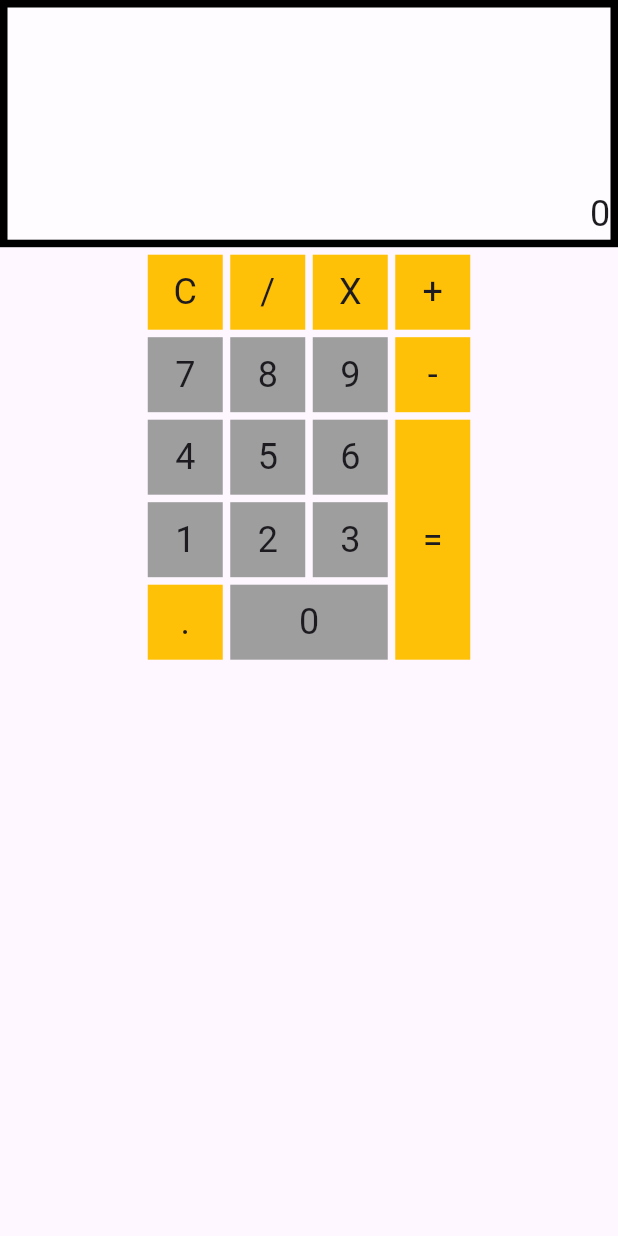
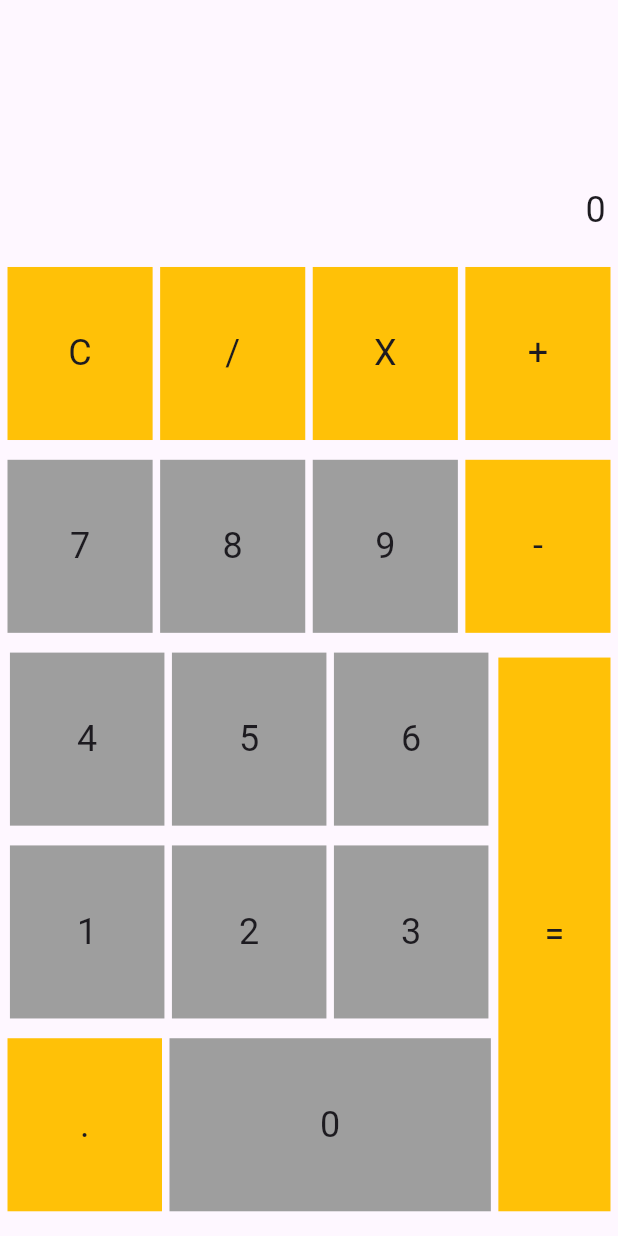
Before and after one commit to jfabiosan/flutterando_calculator, a Flutter app: the screen it shows after launch, on a phone screen of 412 x 824 dp. Run offline on Flutter 3.47's test engine with Material 3 defaults, Android fonts, the light colour scheme and no system bars; our stand-ins replace gap.

Commit message:
implementacao do MediaQuery

```diff
--- a/lib/custom_buttom.dart
+++ b/lib/custom_buttom.dart
@@ -3,21 +3,24 @@ import 'package:flutter/material.dart';
 class CustomButtom extends StatelessWidget {
   final String textButton;
   final Color colorButton;
-  final double height;
-  final double width;
+  final double? height;
+  final double? width;
   final void Function(String) onValueText;
 
   const CustomButtom({
     super.key,
     required this.textButton,
     required this.colorButton,
-    this.height = 50,
-    this.width = 50,
+    this.height,
+    this.width,
     required this.onValueText,
   });
 
   @override
   Widget build(BuildContext context) {
+    // final size = MediaQuery.sizeOf(context);
+    //final heightSize = size.height * 0.14;
+    //final widthSize = size.width * 0.25;
     return InkWell(
       onTap: () => onValueText(textButton),
       child: Container(
--- a/lib/display_calc.dart
+++ b/lib/display_calc.dart
@@ -15,22 +15,18 @@ class DisplayCalc extends StatefulWidget {
 class _DisplayCalcState extends State<DisplayCalc> {
   @override
   Widget build(BuildContext context) {
-    return Container(
+    return Padding(
+      padding: const EdgeInsets.all(8.0),
+      child: Container(
         alignment: Alignment.bottomRight,
         width: MediaQuery.sizeOf(context).width,
-      decoration: BoxDecoration(
-        color: Colors.white60,
-        border: Border.all(
-          color: Colors.black,
-          width: 5,
-        ),
-      ),
         child: Text(
           widget.valueOne,
           style: const TextStyle(
             fontSize: 24,
           ),
         ),
+      ),
     );
   }
 }
--- a/lib/keyboard.dart
+++ b/lib/keyboard.dart
@@ -12,113 +12,170 @@ class Keyboard extends StatelessWidget {
 
   @override
   Widget build(BuildContext context) {
+    final size = MediaQuery.sizeOf(context);
+    final marginSize = size.height * 0.016;
+
+    final buttonWidth = size.width * 0.25;
+    final buttonHeight = size.height * 0.14;
+
     const double space = 5;
+
     return Column(
       children: [
         Padding(
-          padding: const EdgeInsets.only(top: 5, bottom: 5),
+          padding: EdgeInsets.only(top: marginSize, bottom: marginSize),
           child: Row(
             mainAxisAlignment: MainAxisAlignment.center,
             children: [
-              CustomButtom(
+              const Gap(space),
+              Expanded(
+                child: CustomButtom(
+                  height: buttonHeight,
+                  width: buttonWidth,
                   textButton: 'C',
                   colorButton: Colors.amber,
                   onValueText: numberPressed,
                 ),
+              ),
               const Gap(space),
-              CustomButtom(
+              Expanded(
+                child: CustomButtom(
+                  height: buttonHeight,
+                  width: buttonWidth,
                   textButton: '/',
                   colorButton: Colors.amber,
                   onValueText: numberPressed,
                 ),
+              ),
               const Gap(space),
-              CustomButtom(
+              Expanded(
+                child: CustomButtom(
+                  height: buttonHeight,
+                  width: buttonWidth,
                   textButton: 'X',
                   colorButton: Colors.amber,
                   onValueText: numberPressed,
                 ),
+              ),
+              const Gap(space),
+              Expanded(
+                child: CustomButtom(
+                  height: buttonHeight,
+                  width: buttonWidth,
+                  textButton: '+',
+                  colorButton: Colors.amber,
+                  onValueText: numberPressed,
+                ),
+              ),
+              const Gap(space),
+            ],
+          ),
+        ),
+        Row(
+          mainAxisAlignment: MainAxisAlignment.center,
+          children: [
+            const Gap(space),
+            Expanded(
+              child: CustomButtom(
+                height: buttonHeight,
+                width: buttonWidth,
+                textButton: '7',
+                colorButton: Colors.grey,
+                onValueText: numberPressed,
+              ),
+            ),
+            const Gap(space),
+            Expanded(
+              child: CustomButtom(
+                height: buttonHeight,
+                width: buttonWidth,
+                textButton: '8',
+                colorButton: Colors.grey,
+                onValueText: numberPressed,
+              ),
+            ),
+            const Gap(space),
+            Expanded(
+              child: CustomButtom(
+                height: buttonHeight,
+                width: buttonWidth,
+                textButton: '9',
+                colorButton: Colors.grey,
+                onValueText: numberPressed,
+              ),
+            ),
+            const Gap(space),
+            Expanded(
+              child: CustomButtom(
+                height: buttonHeight,
+                width: buttonWidth,
+                textButton: '-',
+                colorButton: Colors.amber,
+                onValueText: numberPressed,
+              ),
+            ),
+            const Gap(space),
+          ],
+        ),
+        Expanded(
+          child: Row(
+            mainAxisAlignment: MainAxisAlignment.center,
+            children: [
+              Column(
+                children: [
+                  Padding(
+                    padding:
+                        EdgeInsets.only(top: marginSize, bottom: marginSize),
+                    child: Row(
+                      children: [
+                        CustomButtom(
+                          height: buttonHeight,
+                          width: buttonWidth,
+                          textButton: '4',
+                          colorButton: Colors.grey,
+                          onValueText: numberPressed,
+                        ),
                         const Gap(space),
                         CustomButtom(
-                textButton: '+',
-                colorButton: Colors.amber,
+                          height: buttonHeight,
+                          width: buttonWidth,
+                          textButton: '5',
+                          colorButton: Colors.grey,
+                          onValueText: numberPressed,
+                        ),
+                        const Gap(space),
+                        CustomButtom(
+                          height: buttonHeight,
+                          width: buttonWidth,
+                          textButton: '6',
+                          colorButton: Colors.grey,
                           onValueText: numberPressed,
                         ),
                       ],
                     ),
                   ),
                   Row(
-          mainAxisAlignment: MainAxisAlignment.center,
                     children: [
-            CustomButtom(
-              textButton: '7',
-              colorButton: Colors.grey,
-              onValueText: numberPressed,
-            ),
                       const Gap(space),
                       CustomButtom(
-              textButton: '8',
-              colorButton: Colors.grey,
-              onValueText: numberPressed,
-            ),
-            const Gap(space),
-            CustomButtom(
-              textButton: '9',
-              colorButton: Colors.grey,
-              onValueText: numberPressed,
-            ),
-            const Gap(space),
-            CustomButtom(
-              textButton: '-',
-              colorButton: Colors.amber,
-              onValueText: numberPressed,
-            ),
-          ],
-        ),
-        Row(
-          mainAxisAlignment: MainAxisAlignment.center,
-          children: [
-            Column(
-              children: [
-                Padding(
-                  padding: const EdgeInsets.only(top: 5, bottom: 5),
-                  child: Row(
-                    children: [
-                      CustomButtom(
-                        textButton: '4',
-                        colorButton: Colors.grey,
-                        onValueText: numberPressed,
-                      ),
-                      const Gap(space),
-                      CustomButtom(
-                        textButton: '5',
-                        colorButton: Colors.grey,
-                        onValueText: numberPressed,
-                      ),
-                      const Gap(space),
-                      CustomButtom(
-                        textButton: '6',
-                        colorButton: Colors.grey,
-                        onValueText: numberPressed,
-                      ),
-                      const Gap(space),
-                    ],
-                  ),
-                ),
-                Row(
-                  children: [
-                    CustomButtom(
+                        height: buttonHeight,
+                        width: buttonWidth,
                         textButton: '1',
                         colorButton: Colors.grey,
                         onValueText: numberPressed,
                       ),
                       const Gap(space),
                       CustomButtom(
+                        height: buttonHeight,
+                        width: buttonWidth,
                         textButton: '2',
                         colorButton: Colors.grey,
                         onValueText: numberPressed,
                       ),
                       const Gap(space),
                       CustomButtom(
+                        height: buttonHeight,
+                        width: buttonWidth,
                         textButton: '3',
                         colorButton: Colors.grey,
                         onValueText: numberPressed,
@@ -127,20 +184,26 @@ class Keyboard extends StatelessWidget {
                     ],
                   ),
                   Padding(
-                  padding: const EdgeInsets.only(top: 5, bottom: 5),
+                    padding:
+                        EdgeInsets.only(top: marginSize, bottom: marginSize),
                     child: Row(
                       crossAxisAlignment: CrossAxisAlignment.start,
                       children: [
+                        const Gap(space),
                         CustomButtom(
+                          height: buttonHeight,
+                          width: buttonWidth,
                           textButton: '.',
                           colorButton: Colors.amber,
                           onValueText: numberPressed,
                         ),
                         const Gap(space),
                         CustomButtom(
+                          height: buttonHeight,
+                          width: buttonWidth * 2.08,
                           textButton: '0',
                           colorButton: Colors.grey,
-                        width: 105,
+                          // width: buttonWidth * 2,
                           onValueText: numberPressed,
                         ),
                         const Gap(space),
@@ -149,13 +212,18 @@ class Keyboard extends StatelessWidget {
                   ),
                 ],
               ),
-            CustomButtom(
+              Expanded(
+                child: CustomButtom(
+                  height: buttonHeight * 3.2,
+                  width: buttonWidth,
                   textButton: '=',
                   colorButton: Colors.amber,
-              height: 160,
                   onValueText: numberPressed,
                 ),
+              ),
+              const Gap(space),
             ],
+          ),
         ),
       ],
     );
```
Lines whose indentation alone changed are shown as unchanged.
